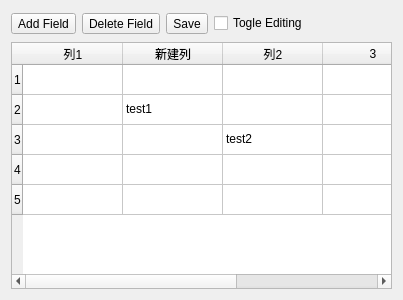
Qt form ui/raw/_fieldTable.ui (yiguanxianyu/PiGIS) before a commit.
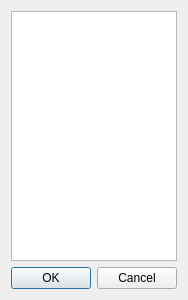
The same form after that commit.

What changed in the file:
```diff
--- a/ui/raw/_fieldTable.ui
+++ b/ui/raw/_fieldTable.ui
@@ -1,12 +1,12 @@
 <?xml version="1.0" encoding="UTF-8"?>
 <ui version="4.0">
- <class>FieldTable</class>
- <widget class="QWidget" name="FieldTable">
+ <class>Dialog</class>
+ <widget class="QDialog" name="Dialog">
   <property name="geometry">
    <rect>
     <x>0</x>
     <y>0</y>
-    <width>403</width>
+    <width>174</width>
     <height>300</height>
    </rect>
   </property>
@@ -15,131 +15,20 @@
   </property>
   <layout class="QGridLayout" name="gridLayout">
    <item row="0" column="0">
-    <widget class="QWidget" name="widget" native="true">
-     <property name="minimumSize">
-      <size>
-       <width>0</width>
-       <height>25</height>
-      </size>
+    <widget class="QListWidget" name="listWidget">
+     <property name="selectionMode">
+      <enum>QAbstractItemView::MultiSelection</enum>
      </property>
-     <property name="maximumSize">
-      <size>
-       <width>16777215</width>
-       <height>25</height>
-      </size>
+     <property name="selectionBehavior">
+      <enum>QAbstractItemView::SelectRows</enum>
      </property>
-     <layout class="QHBoxLayout" name="horizontalLayout_2">
-      <property name="leftMargin">
-       <number>0</number>
-      </property>
-      <property name="topMargin">
-       <number>0</number>
-      </property>
-      <property name="rightMargin">
-       <number>0</number>
-      </property>
-      <property name="bottomMargin">
-       <number>0</number>
-      </property>
-      <item>
-       <widget class="QToolButton" name="addFieldButton">
-        <property name="text">
-         <string>Add Field</string>
-        </property>
-       </widget>
-      </item>
-      <item>
-       <widget class="QToolButton" name="deleteFieldButton">
-        <property name="text">
-         <string>Delete Field</string>
-        </property>
-       </widget>
-      </item>
-      <item>
-       <widget class="QToolButton" name="saveButton">
-        <property name="text">
-         <string>Save</string>
-        </property>
-       </widget>
-      </item>
-      <item>
-       <widget class="QCheckBox" name="toggleEditingCheckBox">
-        <property name="contextMenuPolicy">
-         <enum>Qt::NoContextMenu</enum>
-        </property>
-        <property name="text">
-         <string>Togle Editing</string>
-        </property>
-       </widget>
-      </item>
-     </layout>
     </widget>
    </item>
    <item row="1" column="0">
-    <widget class="QTableWidget" name="dataTable">
-     <property name="editTriggers">
-      <set>QAbstractItemView::NoEditTriggers</set>
+    <widget class="QDialogButtonBox" name="buttonBox">
+     <property name="standardButtons">
+      <set>QDialogButtonBox::Cancel|QDialogButtonBox::Ok</set>
      </property>
-     <row>
-      <property name="text">
-       <string>1</string>
-      </property>
-     </row>
-     <row>
-      <property name="text">
-       <string>2</string>
-      </property>
-     </row>
-     <row>
-      <property name="text">
-       <string>3</string>
-      </property>
-     </row>
-     <row>
-      <property name="text">
-       <string>4</string>
-      </property>
-     </row>
-     <row>
-      <property name="text">
-       <string>5</string>
-      </property>
-     </row>
-     <column>
-      <property name="text">
-       <string>列1</string>
-      </property>
-     </column>
-     <column>
-      <property name="text">
-       <string>新建列</string>
-      </property>
-     </column>
-     <column>
-      <property name="text">
-       <string>列2</string>
-      </property>
-     </column>
-     <column>
-      <property name="text">
-       <string>3</string>
-      </property>
-     </column>
-     <column>
-      <property name="text">
-       <string>test5</string>
-      </property>
-     </column>
-     <item row="1" column="1">
-      <property name="text">
-       <string>test1</string>
-      </property>
-     </item>
-     <item row="2" column="2">
-      <property name="text">
-       <string>test2</string>
-      </property>
-     </item>
     </widget>
    </item>
   </layout>
```
Left out of the diff: 75 changed lines with no effect on the pictures.
